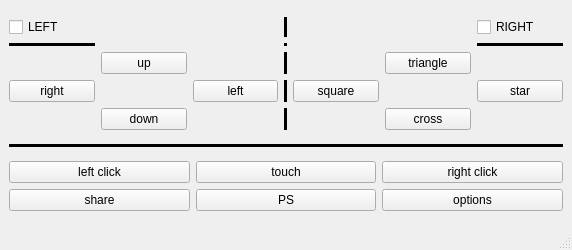
Old version of the form virtual_joystick/vj_gui.ui in the repository openrosbotix/virtual_joystick.
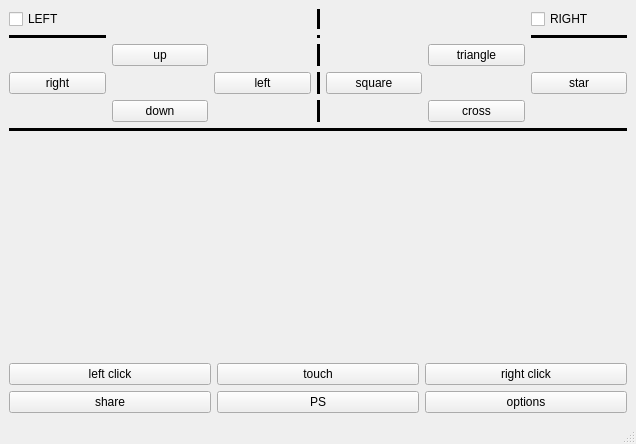
New version of the form. Custom widgets are drawn as their Qt base class.

Patch:
```diff
--- a/virtual_joystick/vj_gui.ui
+++ b/virtual_joystick/vj_gui.ui
@@ -6,8 +6,8 @@
    <rect>
     <x>0</x>
     <y>0</y>
-    <width>572</width>
-    <height>250</height>
+    <width>636</width>
+    <height>444</height>
    </rect>
   </property>
   <property name="windowTitle">
@@ -193,6 +193,16 @@
       </property>
      </widget>
     </item>
+    <item>
+     <layout class="QGridLayout" name="gridLayout_3">
+      <item row="0" column="0">
+       <widget class="joyStickWidget" name="widgetJoyLeft" native="true"/>
+      </item>
+      <item row="0" column="1">
+       <widget class="joyStickWidget" name="widgetJoyRight" native="true"/>
+      </item>
+     </layout>
+    </item>
     <item>
      <layout class="QGridLayout" name="gridLayout_2">
       <item row="0" column="0">
@@ -243,6 +253,14 @@
   </widget>
   <widget class="QStatusBar" name="statusbar"/>
  </widget>
+ <customwidgets>
+  <customwidget>
+   <class>joyStickWidget</class>
+   <extends>QWidget</extends>
+   <header location="global">.joystickwidget</header>
+   <container>1</container>
+  </customwidget>
+ </customwidgets>
  <resources/>
  <connections/>
 </ui>
```
